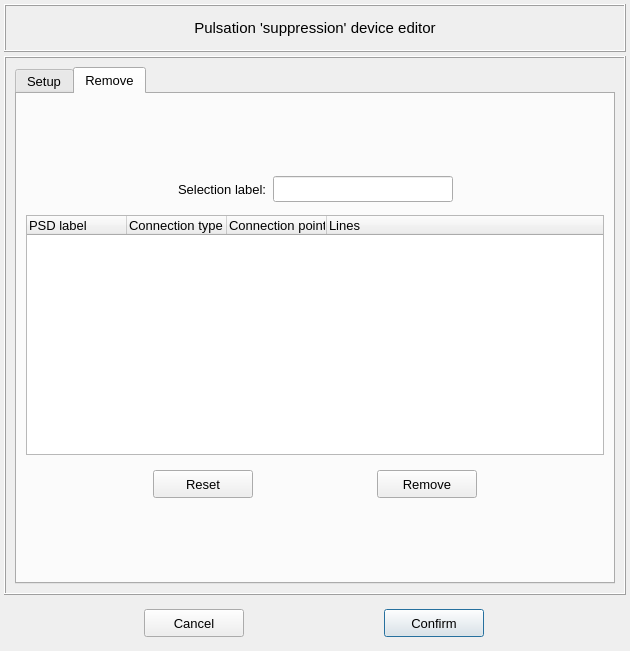
The window that pulse/interface/ui_files/model/editor/pulsation_suppression_device_input.ui (open-pulse/OpenPulse) describes before a commit, drawn with Qt 5.
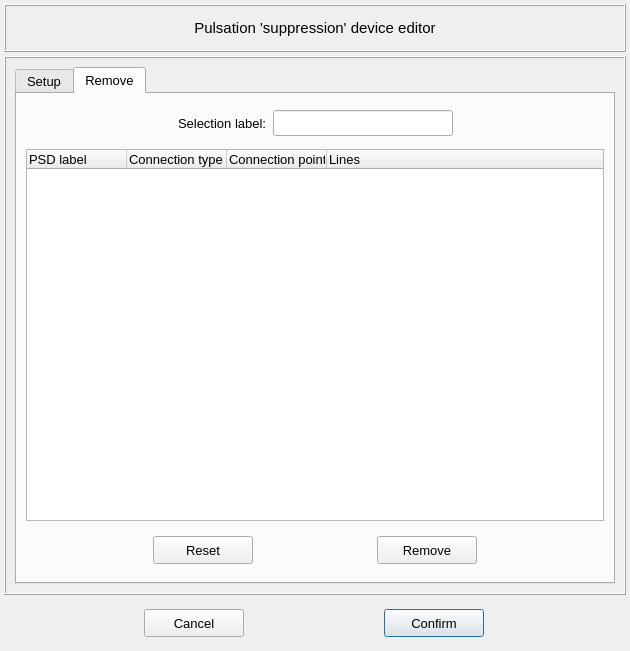
The same window after the commit. The open tabs and pages were chosen to show the change.

Diff of the .ui file:
```diff
--- a/pulse/interface/ui_files/model/editor/pulsation_suppression_device_input.ui
+++ b/pulse/interface/ui_files/model/editor/pulsation_suppression_device_input.ui
@@ -2338,76 +2338,6 @@
          </attribute>
          <layout class="QGridLayout" name="gridLayout_9">
           <item row="2" column="0">
-           <widget class="QTreeWidget" name="treeWidget_psd_info">
-            <property name="minimumSize">
-             <size>
-              <width>0</width>
-              <height>240</height>
-             </size>
-            </property>
-            <property name="maximumSize">
-             <size>
-              <width>16777215</width>
-              <height>300</height>
-             </size>
-            </property>
-            <property name="font">
-             <font>
-              <family>MS Shell Dlg 2</family>
-             </font>
-            </property>
-            <property name="indentation">
-             <number>0</number>
-            </property>
-            <column>
-             <property name="text">
-              <string notr="true">PSD label</string>
-             </property>
-            </column>
-            <column>
-             <property name="text">
-              <string>Connection type</string>
-             </property>
-            </column>
-            <column>
-             <property name="text">
-              <string>Connection point</string>
-             </property>
-            </column>
-            <column>
-             <property name="text">
-              <string>Lines</string>
-             </property>
-            </column>
-           </widget>
-          </item>
-          <item row="4" column="0">
-           <spacer name="verticalSpacer_6">
-            <property name="orientation">
-             <enum>Qt::Vertical</enum>
-            </property>
-            <property name="sizeHint" stdset="0">
-             <size>
-              <width>20</width>
-              <height>40</height>
-             </size>
-            </property>
-           </spacer>
-          </item>
-          <item row="0" column="0">
-           <spacer name="verticalSpacer_2">
-            <property name="orientation">
-             <enum>Qt::Vertical</enum>
-            </property>
-            <property name="sizeHint" stdset="0">
-             <size>
-              <width>20</width>
-              <height>40</height>
-             </size>
-            </property>
-           </spacer>
-          </item>
-          <item row="3" column="0">
            <widget class="QFrame" name="frame_6">
             <property name="frameShape">
              <enum>QFrame::NoFrame</enum>
@@ -2491,7 +2421,7 @@
             </layout>
            </widget>
           </item>
-          <item row="1" column="0">
+          <item row="0" column="0">
            <widget class="QFrame" name="frame_9">
             <property name="minimumSize">
              <size>
@@ -2595,6 +2525,50 @@
             </layout>
            </widget>
           </item>
+          <item row="1" column="0">
+           <widget class="QTreeWidget" name="treeWidget_psd_info">
+            <property name="minimumSize">
+             <size>
+              <width>0</width>
+              <height>240</height>
+             </size>
+            </property>
+            <property name="maximumSize">
+             <size>
+              <width>16777215</width>
+              <height>480</height>
+             </size>
+            </property>
+            <property name="font">
+             <font>
+              <family>MS Shell Dlg 2</family>
+             </font>
+            </property>
+            <property name="indentation">
+             <number>0</number>
+            </property>
+            <column>
+             <property name="text">
+              <string notr="true">PSD label</string>
+             </property>
+            </column>
+            <column>
+             <property name="text">
+              <string>Connection type</string>
+             </property>
+            </column>
+            <column>
+             <property name="text">
+              <string>Connection point</string>
+             </property>
+            </column>
+            <column>
+             <property name="text">
+              <string>Lines</string>
+             </property>
+            </column>
+           </widget>
+          </item>
          </layout>
         </widget>
        </widget>
```
Left out of the diff: 21 changed lines with no effect on the pictures.
